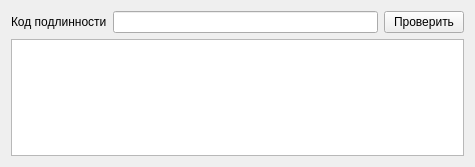
This is checkform.ui in Sergeyego/el_sert as Qt 5 draws it before an edit. The edited form follows.
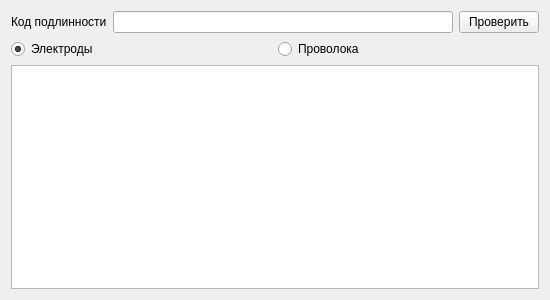
This is the edited form.

Diff of the .ui file:
```diff
--- a/checkform.ui
+++ b/checkform.ui
@@ -6,8 +6,8 @@
    <rect>
     <x>0</x>
     <y>0</y>
-    <width>475</width>
-    <height>167</height>
+    <width>550</width>
+    <height>300</height>
    </rect>
   </property>
   <property name="windowTitle">
@@ -35,6 +35,27 @@
      </item>
     </layout>
    </item>
+   <item>
+    <layout class="QHBoxLayout" name="horizontalLayout_2">
+     <item>
+      <widget class="QRadioButton" name="radioButtonEl">
+       <property name="text">
+        <string>Электроды</string>
+       </property>
+       <property name="checked">
+        <bool>true</bool>
+       </property>
+      </widget>
+     </item>
+     <item>
+      <widget class="QRadioButton" name="radioButtonWire">
+       <property name="text">
+        <string>Проволока</string>
+       </property>
+      </widget>
+     </item>
+    </layout>
+   </item>
    <item>
     <widget class="QTextEdit" name="textEdit"/>
    </item>
```
